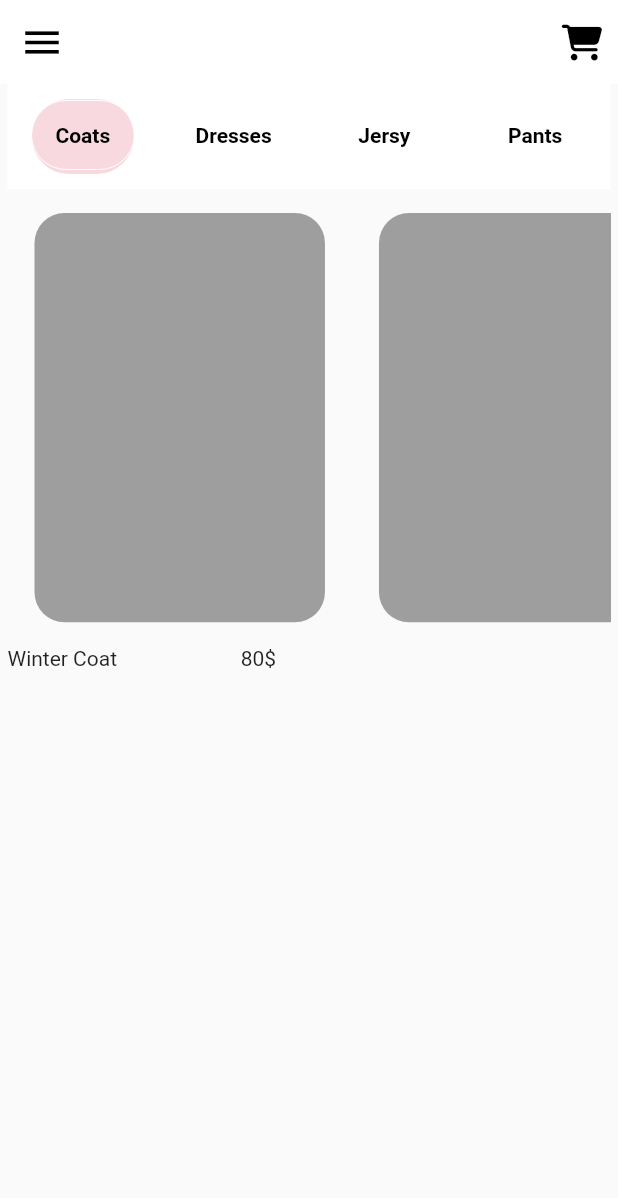
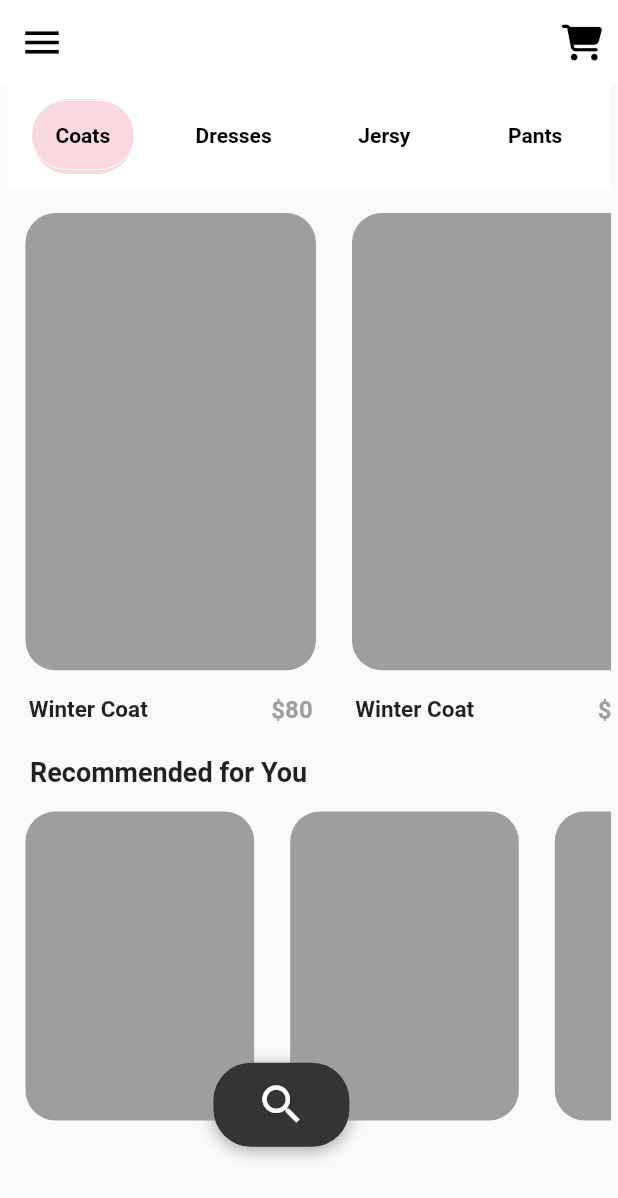
Before and after one commit to mostafa1255/StoreApp_withGoogleAuth, a Flutter app: the HomeScreen screen opened directly, on a phone screen of 412 x 824 dp. Shown: the top 1198 px of the screen. Run offline on Flutter 3.47's test engine with Material 2 defaults, Android fonts, the phone set to English and light mode, and no system bars; our stand-ins replace animated_splash_screen, bloc, firebase_auth, firebase_core, flutter_bloc, flutter_spinkit and 4 more; missing offline and left inert: flutter_facebook_auth; accounts and stored records are empty.

Commit message:
bottom ListView with Search

```diff
--- a/lib/Feuture/Home/views/widgets/HomeScreenbody.dart
+++ b/lib/Feuture/Home/views/widgets/HomeScreenbody.dart
@@ -1,5 +1,7 @@
 import 'package:flutter/material.dart';
+import 'package:store_app/core/constant.dart';
 
+import 'bottomListViewwithSearch.dart';
 import 'customItemListview.dart';
 import 'customTabBarCategory.dart';
 
@@ -14,20 +16,21 @@ class HomeScreenbody extends StatelessWidget {
       child: Column(
         crossAxisAlignment: CrossAxisAlignment.start,
         children: [
-           customTabBarCategory(),
+          const customTabBarCategory(),
           customItemListview(
             deviceW: device.width * 0.47,
             deviceH: device.height * 0.37,
+            device: device,
+            enfo: true,
           ),
-          Row(
-            children: [
-              Text("Winter Coat"),
-              SizedBox(
-                width: device.width * 0.2,
-              ),
-              Text("80\$")
-            ],
-          )
+          const Padding(
+            padding: EdgeInsets.symmetric(horizontal: 15),
+            child: Text(
+              "Recommended for You",
+              style: TextStyle(fontSize: 18, fontWeight: FontWeight.bold),
+            ),
+          ),
+          bottomListViewwithSearch(device: device)
         ],
       ),
     );
--- /dev/null
+++ b/lib/Feuture/Home/views/widgets/bottomListViewwithSearch.dart
@@ -0,0 +1,52 @@
+import 'package:flutter/material.dart';
+
+import 'customItemListview.dart';
+
+class bottomListViewwithSearch extends StatelessWidget {
+  const bottomListViewwithSearch({
+    super.key,
+    required this.device,
+  });
+
+  final Size device;
+
+  @override
+  Widget build(BuildContext context) {
+    return Stack(
+      children: [
+        customItemListview(
+            deviceH: device.height * 0.25,
+            deviceW: device.width * 0.37,
+            device: device,
+            enfo: false),
+        Positioned(
+          bottom: 16,
+          right: (device.width - device.width * 0.155) / 2,
+          child: Container(
+            height: device.height * 0.068,
+            width: device.width * 0.22,
+            decoration: BoxDecoration(
+              boxShadow: const [
+                BoxShadow(
+                  color: Colors.grey,
+                  offset: Offset(0, 2),
+                  blurRadius: 9.0,
+                ),
+              ],
+              borderRadius: BorderRadius.circular(25),
+              color: const Color(0xff343434),
+            ),
+            child: IconButton(
+              onPressed: () {},
+              icon: const Icon(
+                Icons.search,
+                size: 34,
+                color: Colors.white,
+              ),
+            ),
+          ),
+        ),
+      ],
+    );
+  }
+}
--- a/lib/Feuture/Home/views/widgets/customItemListview.dart
+++ b/lib/Feuture/Home/views/widgets/customItemListview.dart
@@ -5,11 +5,14 @@ class customItemListview extends StatelessWidget {
     super.key,
     required this.deviceH,
     required this.deviceW,
+    required this.device,
+    required this.enfo,
   });
 
   final double deviceH;
   final double deviceW;
-
+  final Size device;
+  final bool enfo;
   @override
   Widget build(BuildContext context) {
     return Row(
@@ -17,21 +20,52 @@ class customItemListview extends StatelessWidget {
         Expanded(
           child: SizedBox(
             width: deviceW,
-            height: deviceH,
+            height: deviceH * 1.24,
             child: ListView.builder(
               scrollDirection: Axis.horizontal,
-              itemCount: 2,
+              itemCount: 5,
               physics: const BouncingScrollPhysics(),
               itemBuilder: (context, index) {
                 return Padding(
                   padding:
-                      const EdgeInsets.symmetric(horizontal: 18, vertical: 16),
-                  child: Container(
-                    width: deviceW,
-                    height: deviceH,
-                    decoration: BoxDecoration(
-                        color: Colors.grey,
-                        borderRadius: BorderRadius.circular(20)),
+                      const EdgeInsets.symmetric(horizontal: 12, vertical: 16),
+                  child: Column(
+                    children: [
+                      Container(
+                        width: deviceW,
+                        height: deviceH,
+                        decoration: BoxDecoration(
+                            color: Colors.grey,
+                            borderRadius: BorderRadius.circular(20)),
+                      ),
+                      SizedBox(
+                        height: device.height * 0.02,
+                      ),
+                      enfo == true
+                          ? Row(
+                              children: [
+                                Text(
+                                  "Winter Coat",
+                                  style: TextStyle(
+                                      fontSize: 15,
+                                      fontWeight: FontWeight.bold),
+                                ),
+                                SizedBox(
+                                  width: device.width * 0.2,
+                                ),
+                                Text(
+                                  "\$80",
+                                  style: TextStyle(
+                                      fontWeight: FontWeight.bold,
+                                      color: Colors.grey,
+                                      fontSize: 16),
+                                )
+                              ],
+                            )
+                          : SizedBox(
+                              height: 0,
+                            ),
+                    ],
                   ),
                 );
               },
--- a/lib/main.dart
+++ b/lib/main.dart
@@ -29,7 +29,7 @@ class MyApp extends StatelessWidget {
     return GetMaterialApp(
         debugShowCheckedModeBanner: false,
         home:
-            LoginScreen() //constant.userid == null ? RegisterScreen() : LoginScreen(),
+            HomeScreen() //constant.userid == null ? RegisterScreen() : LoginScreen(),
         );
   }
 }
```
